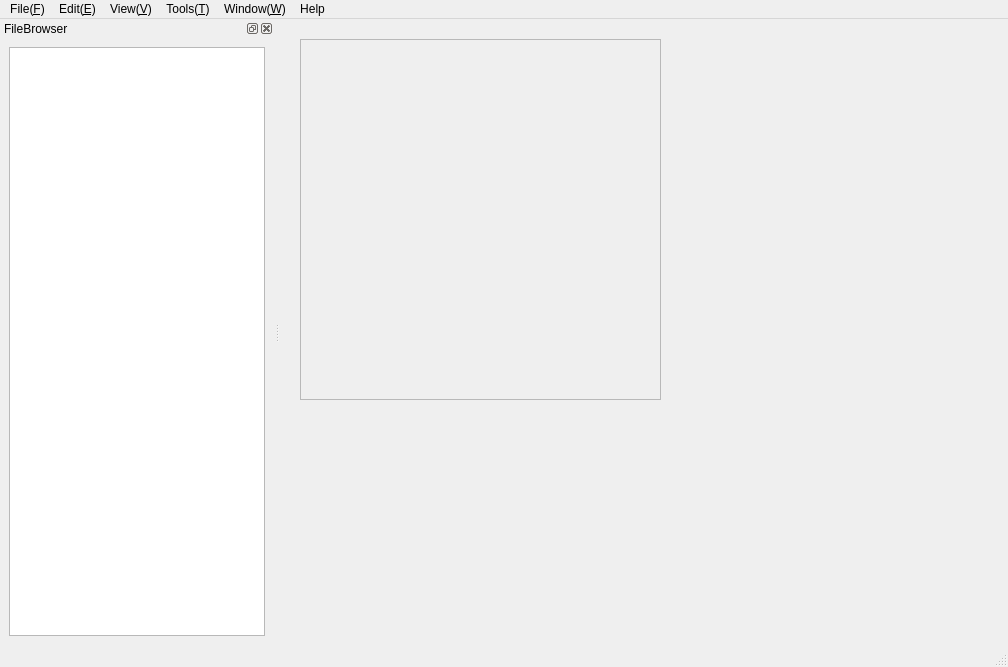
This is appUI.ui in kw81634dr/denoiseapp as Qt 5 draws it before an edit. The edited form follows.
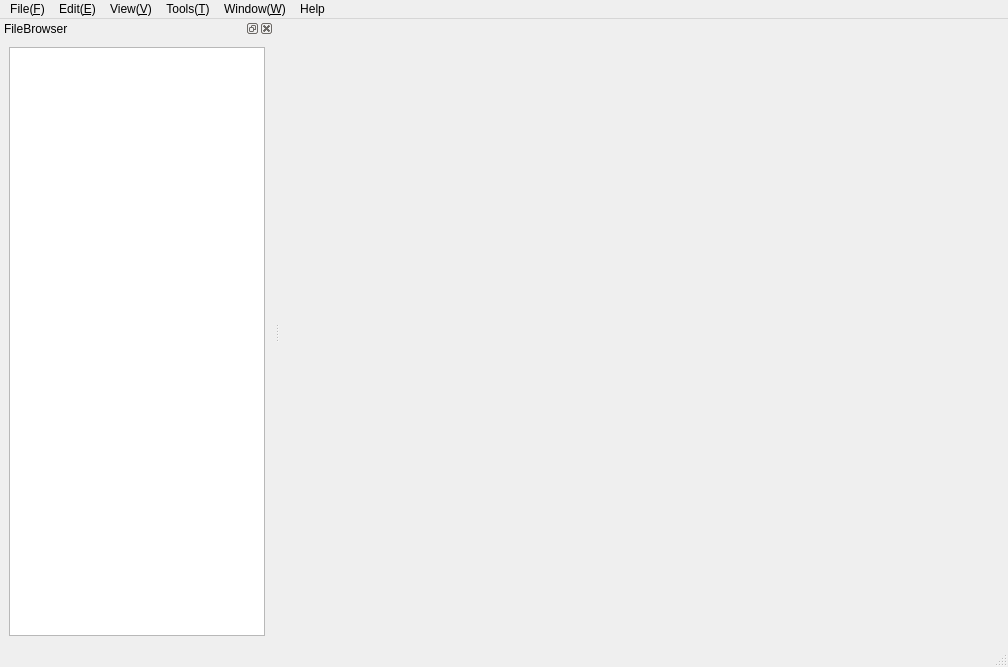
This is the edited form.

```diff
--- a/appUI.ui
+++ b/appUI.ui
@@ -13,24 +13,7 @@
   <property name="windowTitle">
    <string>MainWindow</string>
   </property>
-  <widget class="QWidget" name="centralwidget">
-   <widget class="QFrame" name="frame_Vtk">
-    <property name="geometry">
-     <rect>
-      <x>20</x>
-      <y>20</y>
-      <width>361</width>
-      <height>361</height>
-     </rect>
-    </property>
-    <property name="frameShape">
-     <enum>QFrame::StyledPanel</enum>
-    </property>
-    <property name="frameShadow">
-     <enum>QFrame::Raised</enum>
-    </property>
-   </widget>
-  </widget>
+  <widget class="QWidget" name="centralwidget"/>
   <widget class="QMenuBar" name="menubar">
    <property name="geometry">
     <rect>
```
Left out of the diff: 6 changed lines with no effect on the pictures.
